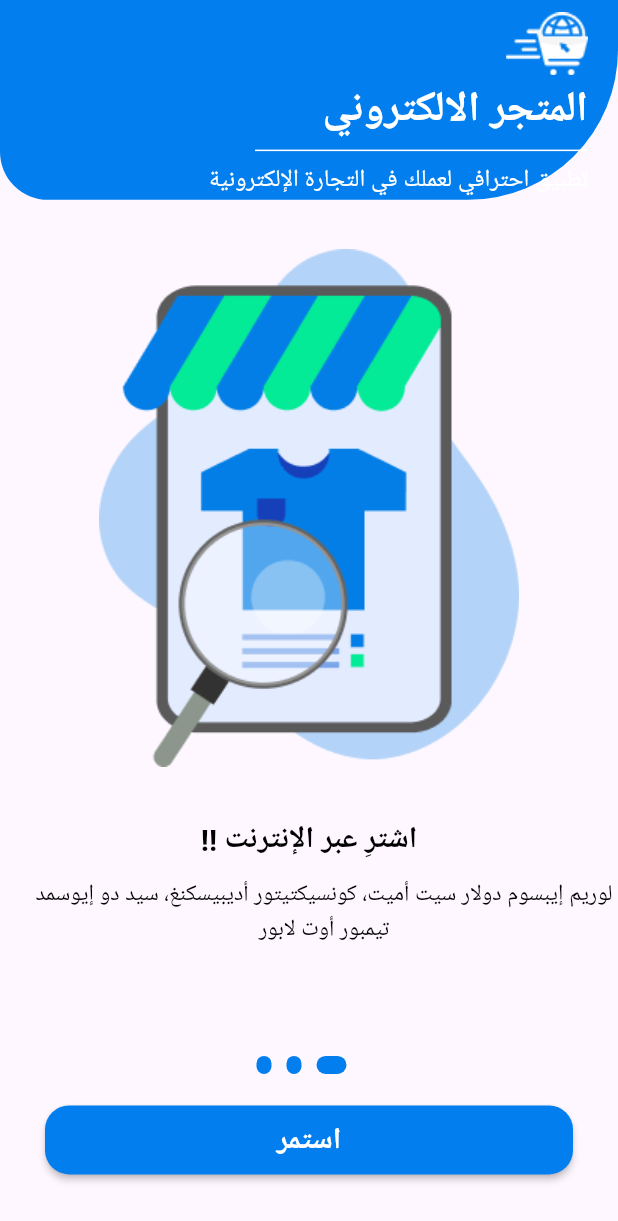
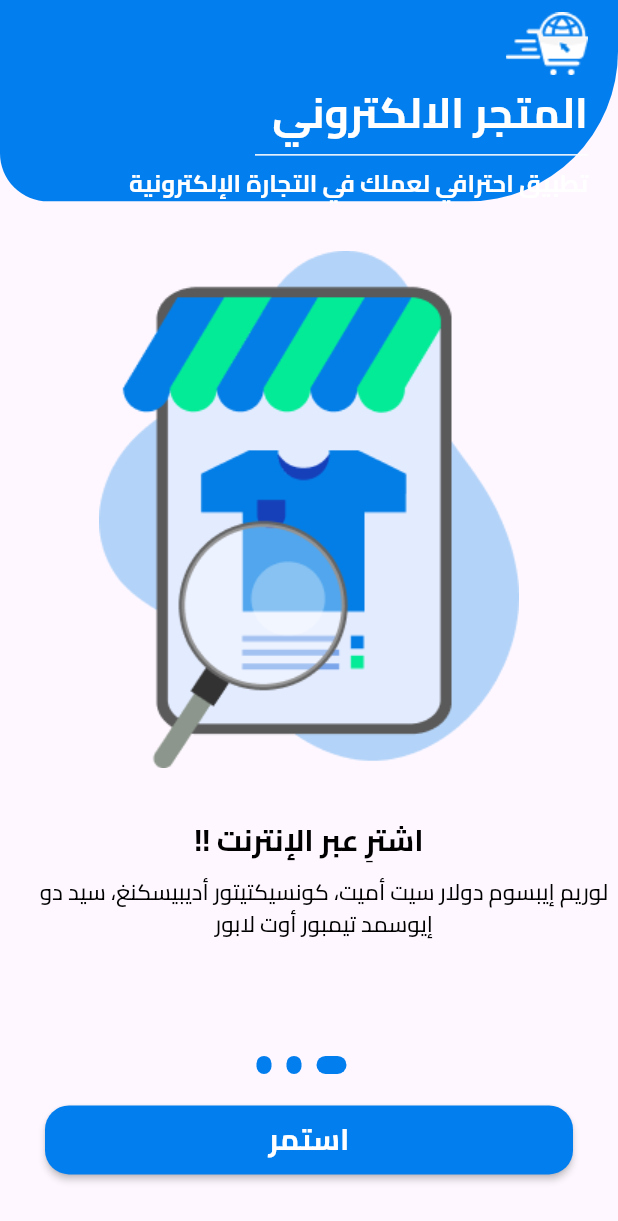
Before and after one commit to Mousa2004/ecommerce_app, a Flutter app: the screen it shows after launch, after a tap on "Arabic", on a phone screen of 412 x 824 dp. Shown: the top 1221 px of the screen. Run offline on Flutter 3.47's test engine with Material 3 defaults, Android fonts, the phone set to English and light mode, and no system bars; our stand-ins replace flutter_otp_text_field, get, shared_preferences.

Commit message:
Change font theme by language

```diff
--- a/lib/core/class/apptheme.dart
+++ /dev/null
@@ -1,32 +0,0 @@
-import 'package:flutter/material.dart';
-
-class Apptheme {
-  static const Color blue = Color(0xff037EEE);
-  static const Color white = Colors.white;
-  static const Color black = Colors.black;
-  static const Color grey = Color(0xffBCBEC0);
-  static ThemeData lightTheme = ThemeData(
-    textTheme: TextTheme(
-      headlineMedium: TextStyle(
-        fontSize: 28,
-        color: white,
-        fontWeight: FontWeight.bold,
-      ),
-      titleLarge: TextStyle(
-        fontSize: 26,
-        color: black,
-        fontWeight: FontWeight.bold,
-      ),
-      titleMedium: TextStyle(
-        fontSize: 20,
-        color: white,
-        fontWeight: FontWeight.w700,
-      ),
-      bodyMedium: TextStyle(
-        fontSize: 16,
-        color: white,
-        fontWeight: FontWeight.w400,
-      ),
-    ),
-  );
-}
--- /dev/null
+++ b/lib/core/constant/apptheme.dart
@@ -0,0 +1,83 @@
+import 'package:flutter/material.dart';
+
+class Apptheme {
+  static const Color blue = Color(0xff037EEE);
+  static const Color white = Colors.white;
+  static const Color black = Colors.black;
+  static const Color grey = Color(0xffBCBEC0);
+  static ThemeData lightTheme = ThemeData(
+    textTheme: TextTheme(
+      headlineMedium: TextStyle(
+        fontSize: 28,
+        color: white,
+        fontWeight: FontWeight.bold,
+      ),
+      titleLarge: TextStyle(
+        fontSize: 26,
+        color: black,
+        fontWeight: FontWeight.bold,
+      ),
+      titleMedium: TextStyle(
+        fontSize: 20,
+        color: white,
+        fontWeight: FontWeight.w700,
+      ),
+      bodyMedium: TextStyle(
+        fontSize: 16,
+        color: white,
+        fontWeight: FontWeight.w400,
+      ),
+    ),
+  );
+
+  static ThemeData arabicTheme = ThemeData(
+    fontFamily: "Cairo",
+    textTheme: TextTheme(
+      headlineMedium: TextStyle(
+        fontSize: 28,
+        color: white,
+        fontWeight: FontWeight.bold,
+      ),
+      titleLarge: TextStyle(
+        fontSize: 26,
+        color: black,
+        fontWeight: FontWeight.bold,
+      ),
+      titleMedium: TextStyle(
+        fontSize: 20,
+        color: white,
+        fontWeight: FontWeight.w700,
+      ),
+      bodyMedium: TextStyle(
+        fontSize: 16,
+        color: white,
+        fontWeight: FontWeight.w400,
+      ),
+    ),
+  );
+
+  static ThemeData englishTheme = ThemeData(
+    textTheme: TextTheme(
+      headlineMedium: TextStyle(
+        fontSize: 28,
+        color: white,
+        fontWeight: FontWeight.bold,
+      ),
+      titleLarge: TextStyle(
+        fontSize: 26,
+        color: black,
+        fontWeight: FontWeight.bold,
+      ),
+      titleMedium: TextStyle(
+        fontSize: 20,
+        color: white,
+        fontWeight: FontWeight.w700,
+      ),
+      bodyMedium: TextStyle(
+        fontSize: 16,
+        color: white,
+        fontWeight: FontWeight.w400,
+      ),
+    ),
+  );
+}
--- a/lib/core/localization/local_controller.dart
+++ b/lib/core/localization/local_controller.dart
@@ -1,4 +1,6 @@
+import 'package:ecommerce_app/core/constant/apptheme.dart';
 import 'package:ecommerce_app/core/services/myservices.dart';
+import 'package:flutter/material.dart';
 import 'package:flutter/painting.dart';
 import 'package:get/get_state_manager/get_state_manager.dart';
 import 'package:get/instance_manager.dart';
@@ -6,10 +8,13 @@ import 'package:get/route_manager.dart';
 
 class LocalController extends GetxController {
   Locale? language;
+  ThemeData appTheme = Apptheme.englishTheme;
   Myservices myservices = Get.find();
   chaneLanguage(String langCode) {
     Locale local = Locale(langCode);
     myservices.sharedPreferences.setString("lang", "$local");
+    appTheme = langCode == "ar" ? Apptheme.arabicTheme : Apptheme.englishTheme;
+    Get.changeTheme(appTheme);
     Get.updateLocale(local);
   }
 
@@ -18,10 +23,13 @@ class LocalController extends GetxController {
     String? sharedPrefLang = myservices.sharedPreferences.getString("lang");
     if (sharedPrefLang == "ar") {
       language = const Locale("ar");
+      appTheme = Apptheme.arabicTheme;
     } else if (sharedPrefLang == "en") {
       language = const Locale("en");
+      appTheme = Apptheme.englishTheme;
     } else {
       language = Locale(Get.deviceLocale!.languageCode);
+      appTheme = Apptheme.englishTheme;
     }
     super.onInit();
   }
--- a/lib/main.dart
+++ b/lib/main.dart
@@ -1,4 +1,4 @@
-import 'package:ecommerce_app/core/class/apptheme.dart';
+import 'package:ecommerce_app/core/constant/apptheme.dart';
 import 'package:ecommerce_app/core/localization/local_controller.dart';
 import 'package:ecommerce_app/core/localization/translation.dart';
 import 'package:ecommerce_app/core/services/myservices.dart';
--- a/lib/view/screen/auth/forgetPassword/successresetpassword_screen.dart
+++ b/lib/view/screen/auth/forgetPassword/successresetpassword_screen.dart
@@ -1,4 +1,4 @@
-import 'package:ecommerce_app/core/class/apptheme.dart';
+import 'package:ecommerce_app/core/constant/apptheme.dart';
 import 'package:ecommerce_app/view/screen/auth/login_screen.dart';
 import 'package:ecommerce_app/view/widget/auth/customedbutton.dart';
 import 'package:ecommerce_app/view/widget/auth/customedtext.dart';
--- a/lib/view/screen/auth/forgetPassword/verificationCode_screen.dart
+++ b/lib/view/screen/auth/forgetPassword/verificationCode_screen.dart
@@ -1,5 +1,6 @@
 import 'package:ecommerce_app/controller/auth/verificationCode_controller.dart';
-import 'package:ecommerce_app/core/class/apptheme.dart';
+import 'package:ecommerce_app/core/constant/apptheme.dart';
+
 import 'package:ecommerce_app/view/widget/auth/logo.dart';
 import 'package:flutter/material.dart';
 import 'package:flutter_otp_text_field/flutter_otp_text_field.dart';
--- a/lib/view/screen/language_screen.dart
+++ b/lib/view/screen/language_screen.dart
@@ -1,4 +1,4 @@
-import 'package:ecommerce_app/core/class/apptheme.dart';
+import 'package:ecommerce_app/core/constant/apptheme.dart';
 import 'package:ecommerce_app/core/localization/local_controller.dart';
 import 'package:ecommerce_app/view/screen/onboarding.dart';
 import 'package:ecommerce_app/view/widget/language/customedbuttonlang.dart';
--- a/lib/view/widget/auth/customedbutton.dart
+++ b/lib/view/widget/auth/customedbutton.dart
@@ -1,4 +1,4 @@
-import 'package:ecommerce_app/core/class/apptheme.dart';
+import 'package:ecommerce_app/core/constant/apptheme.dart';
 import 'package:flutter/material.dart';
 
 class Customedbutton extends StatelessWidget {
--- a/lib/view/widget/auth/customedcontainrlogin.dart
+++ b/lib/view/widget/auth/customedcontainrlogin.dart
@@ -1,5 +1,5 @@
 import 'package:ecommerce_app/controller/auth/login_controller.dart';
-import 'package:ecommerce_app/core/class/apptheme.dart';
+import 'package:ecommerce_app/core/constant/apptheme.dart';
 import 'package:ecommerce_app/core/constant/image_links.dart';
 import 'package:ecommerce_app/view/widget/auth/customedbutton.dart';
 import 'package:ecommerce_app/view/widget/auth/customedimagesocial.dart';
--- a/lib/view/widget/auth/customedcontainrregister.dart
+++ b/lib/view/widget/auth/customedcontainrregister.dart
@@ -1,5 +1,5 @@
 import 'package:ecommerce_app/controller/auth/register_controller.dart';
-import 'package:ecommerce_app/core/class/apptheme.dart';
+import 'package:ecommerce_app/core/constant/apptheme.dart';
 import 'package:ecommerce_app/view/widget/auth/customedbutton.dart';
 import 'package:ecommerce_app/view/widget/auth/customedtext.dart';
 import 'package:ecommerce_app/view/widget/auth/customedtextfieldauth.dart';
--- a/lib/view/widget/auth/customedimagesocial.dart
+++ b/lib/view/widget/auth/customedimagesocial.dart
@@ -1,4 +1,4 @@
-import 'package:ecommerce_app/core/class/apptheme.dart';
+import 'package:ecommerce_app/core/constant/apptheme.dart';
 import 'package:flutter/material.dart';
 
 class Customedimagesocial extends StatelessWidget {
--- a/lib/view/widget/auth/customedtext.dart
+++ b/lib/view/widget/auth/customedtext.dart
@@ -1,4 +1,4 @@
-import 'package:ecommerce_app/core/class/apptheme.dart';
+import 'package:ecommerce_app/core/constant/apptheme.dart';
 import 'package:flutter/material.dart';
 
 class Customedtext extends StatelessWidget {
--- a/lib/view/widget/auth/customedtextfieldauth.dart
+++ b/lib/view/widget/auth/customedtextfieldauth.dart
@@ -1,4 +1,4 @@
-import 'package:ecommerce_app/core/class/apptheme.dart';
+import 'package:ecommerce_app/core/constant/apptheme.dart';
 import 'package:flutter/material.dart';
 
 class Customedtextfieldauth extends StatelessWidget {
--- a/lib/view/widget/language/customedbuttonlang.dart
+++ b/lib/view/widget/language/customedbuttonlang.dart
@@ -1,4 +1,4 @@
-import 'package:ecommerce_app/core/class/apptheme.dart';
+import 'package:ecommerce_app/core/constant/apptheme.dart';
 import 'package:flutter/material.dart';
 
 class Customedbuttonlang extends StatelessWidget {
--- a/lib/view/widget/onboarding/customed_button_onboarding.dart
+++ b/lib/view/widget/onboarding/customed_button_onboarding.dart
@@ -1,5 +1,5 @@
 import 'package:ecommerce_app/controller/onboarding_controller.dart';
-import 'package:ecommerce_app/core/class/apptheme.dart';
+import 'package:ecommerce_app/core/constant/apptheme.dart';
 import 'package:flutter/material.dart';
 import 'package:get/get_state_manager/src/simple/get_view.dart';
 import 'package:get/get_utils/src/extensions/export.dart';
--- a/lib/view/widget/onboarding/customed_dot_onboarding.dart
+++ b/lib/view/widget/onboarding/customed_dot_onboarding.dart
@@ -1,5 +1,5 @@
 import 'package:ecommerce_app/controller/onboarding_controller.dart';
-import 'package:ecommerce_app/core/class/apptheme.dart';
+import 'package:ecommerce_app/core/constant/apptheme.dart';
 import 'package:ecommerce_app/data/datasource/static/static.dart';
 import 'package:flutter/material.dart';
 import 'package:get/get_state_manager/get_state_manager.dart';
--- a/lib/view/widget/onboarding/customed_slider_onboarding.dart
+++ b/lib/view/widget/onboarding/customed_slider_onboarding.dart
@@ -1,5 +1,5 @@
 import 'package:ecommerce_app/controller/onboarding_controller.dart';
-import 'package:ecommerce_app/core/class/apptheme.dart';
+import 'package:ecommerce_app/core/constant/apptheme.dart';
 import 'package:ecommerce_app/data/datasource/static/static.dart';
 import 'package:flutter/material.dart';
 import 'package:get/get_state_manager/src/simple/get_view.dart';
@@ -36,14 +36,20 @@ class CustomedSliderOnboarding extends GetView<OnboardingControllerImplement> {
                   SizedBox(height: 5),
                   Text(
                     onboardingList[index].title!,
-                    style: Theme.of(context).textTheme.headlineMedium,
+                    style: TextStyle(
+                      fontSize: 28,
+                      color: Apptheme.white,
+                      fontWeight: FontWeight.bold,
+                    ),
                   ),
                   Divider(color: Apptheme.white, endIndent: 150),
                   Text(
                     onboardingList[index].titleBody!,
-                    style: Theme.of(
-                      context,
-                    ).textTheme.bodyLarge!.copyWith(color: Apptheme.white),
+                    style: TextStyle(
+                      fontSize: 16,
+                      color: Apptheme.white,
+                      fontWeight: FontWeight.bold,
+                    ),
                   ),
                 ],
               ),
@@ -54,9 +60,11 @@ class CustomedSliderOnboarding extends GetView<OnboardingControllerImplement> {
           SizedBox(height: MediaQuery.sizeOf(context).height * 0.04),
           Text(
             onboardingList[index].bodyTitle!,
-            style: Theme.of(
-              context,
-            ).textTheme.titleMedium!.copyWith(color: Apptheme.black),
+            style: TextStyle(
+              fontSize: 20,
+              color: Apptheme.black,
+              fontWeight: FontWeight.w700,
+            ),
           ),
           SizedBox(height: 10),
           Padding(
@@ -64,9 +72,11 @@ class CustomedSliderOnboarding extends GetView<OnboardingControllerImplement> {
             child: Text(
               textAlign: TextAlign.center,
               onboardingList[index].body!,
-              style: Theme.of(context).textTheme.bodyLarge!
-                  .copyWith(color: Colors.black)
-                  .copyWith(fontSize: 15),
+              style: TextStyle(
+                fontSize: 15,
+                color: Apptheme.black,
+                fontWeight: FontWeight.w500,
+              ),
             ),
           ),
         ],
```
